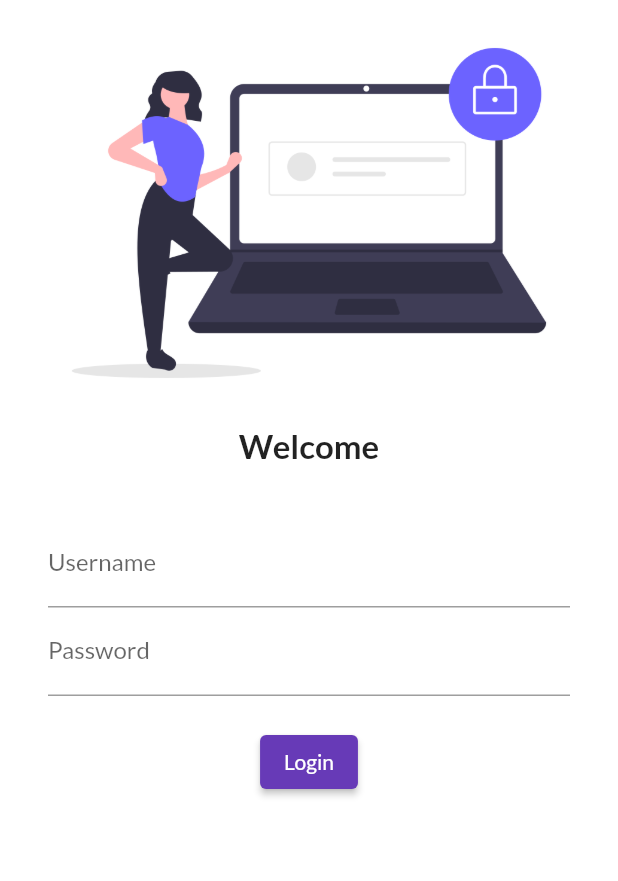
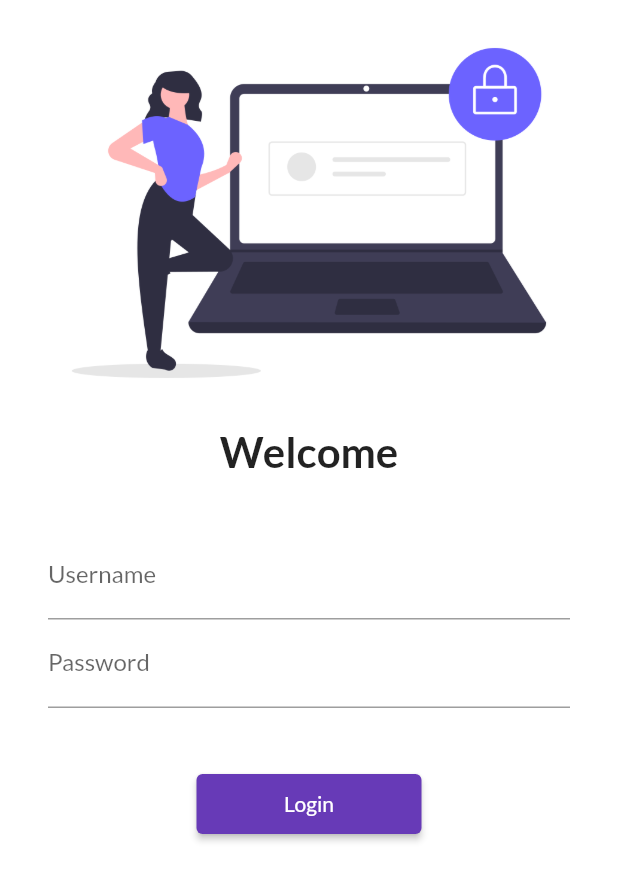
Before and after one commit to dipteshh/flutter-demo-app, a Flutter app: the screen it shows after launch, on a phone screen of 412 x 824 dp. Shown: the top 881 px of the screen. Run offline on Flutter 3.47's test engine with Material 2 defaults, Android fonts, the phone set to English and light mode, and no system bars; our stand-ins replace google_fonts.

Commit message:
day5 complete

```diff
--- a/lib/main.dart
+++ b/lib/main.dart
@@ -1,3 +1,4 @@
+import 'package:demo/utils/routes.dart';
 import 'package:flutter/material.dart';
 import 'pages/login_page.dart';
 
@@ -12,6 +13,7 @@ class MyApp extends StatelessWidget {
   @override
   Widget build(BuildContext context) {
     return MaterialApp(
+      debugShowCheckedModeBanner: false,
       themeMode: ThemeMode.light,
       theme: ThemeData(
         primarySwatch: Colors.deepPurple,
@@ -23,8 +25,8 @@ class MyApp extends StatelessWidget {
       ),
       routes: {
         "/": (context) => LoginPage(),
-        "/home": (context) => HomePage(),
-        "/login": (context) => LoginPage()
+        MyRoutes.homeRoute: (context) => HomePage(),
+        MyRoutes.loginRoute: (context) => LoginPage()
       },
     );
   }
--- a/lib/pages/login_page.dart
+++ b/lib/pages/login_page.dart
@@ -1,12 +1,15 @@
 // ignore_for_file: prefer_const_literals_to_create_immutables, prefer_const_constructors
 
+import 'package:demo/utils/routes.dart';
 import 'package:flutter/material.dart';
 
 class LoginPage extends StatelessWidget {
   @override
   Widget build(BuildContext context) {
-    return Material(
+    return SafeArea(
+      child: Material(
           color: Colors.white,
+          child: SingleChildScrollView(
             child: Column(
               children: [
                 Image.asset(
@@ -16,7 +19,7 @@ class LoginPage extends StatelessWidget {
                 Text(
                   "Welcome",
                   style: TextStyle(
-                fontSize: 22,
+                    fontSize: 28,
                     fontWeight: FontWeight.bold,
                   ),
                 ),
@@ -24,8 +27,8 @@ class LoginPage extends StatelessWidget {
                   height: 20.0,
                 ),
                 Padding(
-              padding:
-                  const EdgeInsets.symmetric(vertical: 16.0, horizontal: 32.0),
+                  padding: const EdgeInsets.symmetric(
+                      vertical: 16.0, horizontal: 32.0),
                   child: Column(
                     children: [
                       TextFormField(
@@ -38,19 +41,21 @@ class LoginPage extends StatelessWidget {
                             hintText: "Enter password", labelText: "Password"),
                       ),
                       SizedBox(
-                    height: 20.0,
+                        height: 40.0,
                       ),
                       ElevatedButton(
                         onPressed: () {
-                      print("Button clicked");
+                          Navigator.pushNamed(context, MyRoutes.homeRoute);
                         },
                         child: Text("Login"),
-                    style: TextButton.styleFrom(),
+                        style: TextButton.styleFrom(minimumSize: Size(150, 40)),
                       )
                     ],
                   ),
                 )
               ],
-        ));
+            ),
+          )),
+    );
   }
 }
--- /dev/null
+++ b/lib/utils/routes.dart
@@ -0,0 +1,4 @@
+class MyRoutes {
+  static String loginRoute = "/login";
+  static String homeRoute = "/home";
+}
```
Lines whose indentation alone changed are shown as unchanged.
